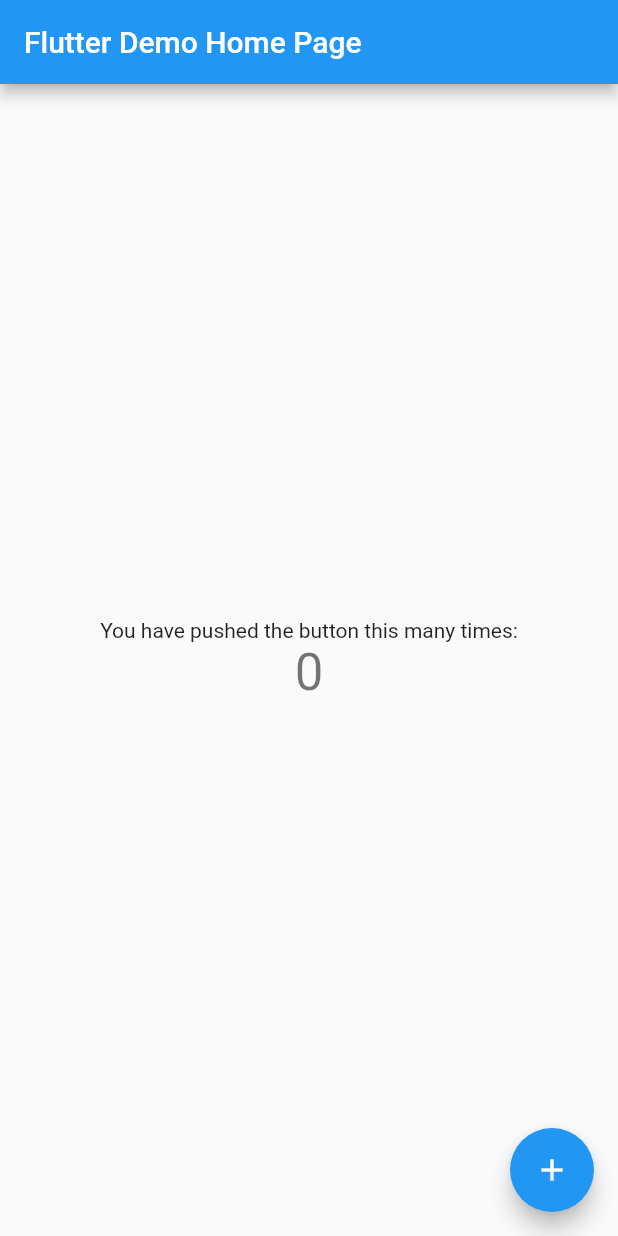
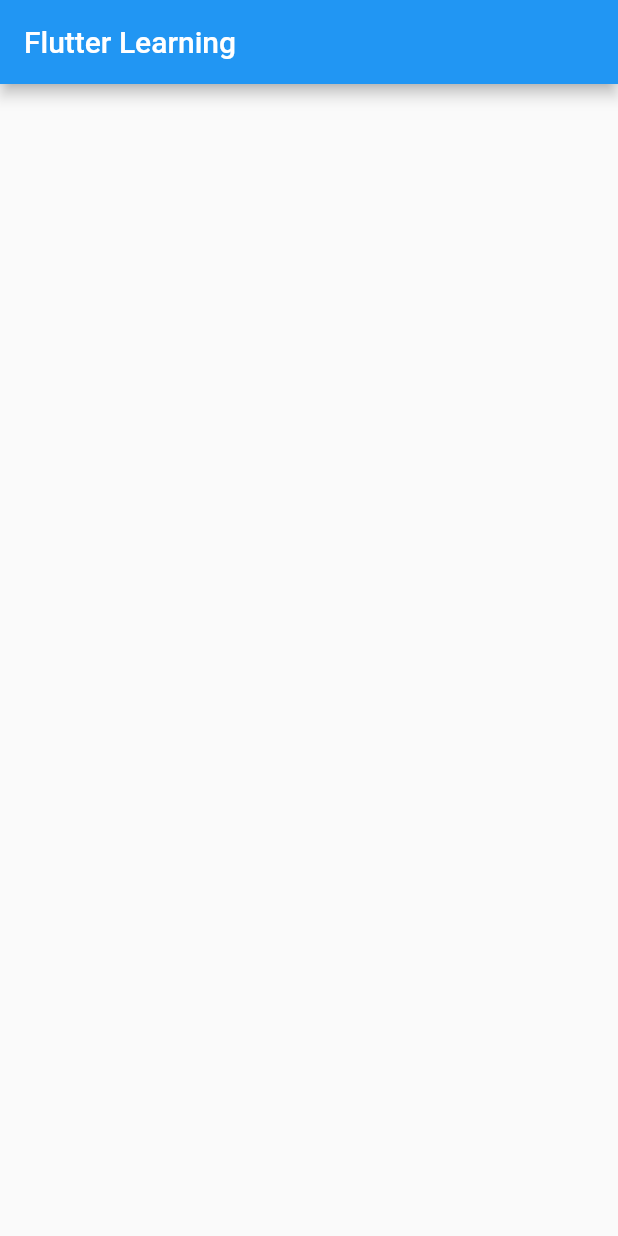
Before and after one commit to goto5103/learn-flutter, a Flutter app: the screen it shows after launch, on a phone screen of 412 x 824 dp. Run offline on Flutter 3.47's test engine with Material 2 defaults, Android fonts, the phone set to English and light mode, and no system bars.

Commit message:
update 余計なものを削除

```diff
--- a/lib/main.dart
+++ b/lib/main.dart
@@ -6,61 +6,32 @@
   @override
   Widget build(BuildContext context) {
     return MaterialApp(
-      title: 'Flutter Demo',
+      title: 'Flutter Learning',
       theme: ThemeData(
         primarySwatch: Colors.blue,
         visualDensity: VisualDensity.adaptivePlatformDensity,
       ),
-      home: MyHomePage(title: 'Flutter Demo Home Page'),
+      home: MyHomePage(),
     );
   }
 }
 
 class MyHomePage extends StatefulWidget {
-  MyHomePage({Key key, this.title}) : super(key: key);
-  final String title;
 
   @override
   _MyHomePageState createState() => _MyHomePageState();
 }
 
 class _MyHomePageState extends State<MyHomePage> {
-  int _counter = 0;
-
-  void _incrementCounter() {
-    setState(() {
-      _counter++;
-    });
-  }
 
   @override
   Widget build(BuildContext context) {
 
     return Scaffold(
       appBar: AppBar(
-
-        title: Text(widget.title),
+        title: Text("Flutter Learning"),
       ),
-      body: Center(
-        child: Column(
-
-          mainAxisAlignment: MainAxisAlignment.center,
-          children: <Widget>[
-            Text(
-              'You have pushed the button this many times:',
-            ),
-            Text(
-              '$_counter',
-              style: Theme.of(context).textTheme.headline4,
-            ),
-          ],
-        ),
-      ),
-      floatingActionButton: FloatingActionButton(
-        onPressed: _incrementCounter,
-        tooltip: 'Increment',
-        child: Icon(Icons.add),
-      ),
+      body: Center()
     );
   }
 }
```
